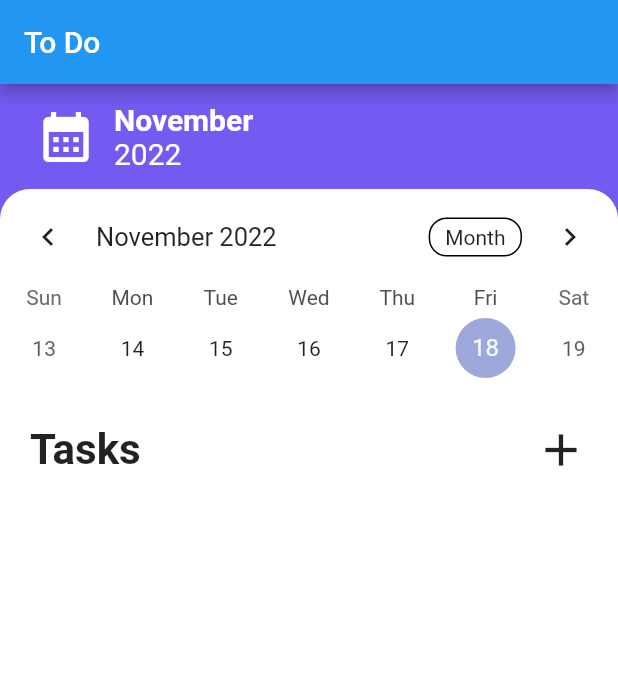
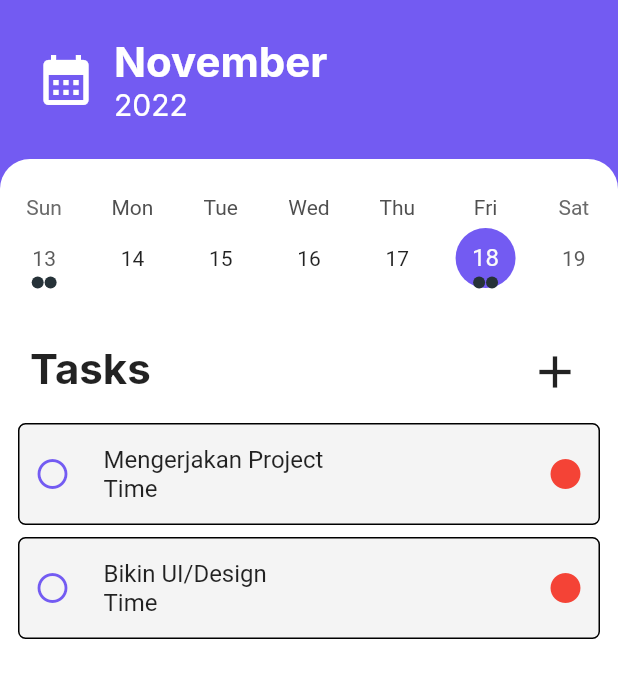
Before and after one commit to maodaaa/do-with-me, a Flutter app: the screen it shows after launch, on a phone screen of 412 x 824 dp. Shown: the top 678 px of the screen. Run offline on Flutter 3.47's test engine with Material 2 defaults, Android fonts, the phone set to English and light mode, and no system bars; drawn by our look-alikes of table_calendar; our stand-ins replace google_fonts.

Commit message:
Update Table Calendar

```diff
--- a/lib/main.dart
+++ b/lib/main.dart
@@ -1,7 +1,5 @@
 import 'package:flutter/material.dart';
-import 'package:table_calendar/table_calendar.dart';
-
-import '../utils.dart';
+import 'todo/todo_page.dart';
 
 void main() {
   runApp(const MyApp());
@@ -17,123 +15,7 @@ class MyApp extends StatelessWidget {
       theme: ThemeData(
         primarySwatch: Colors.blue,
       ),
-      home: StartPage(),
+      home: ToDoPage(),
     );
   }
 }
-
-class StartPage extends StatefulWidget {
-  @override
-  _StartPageState createState() => _StartPageState();
-}
-
-class _StartPageState extends State<StartPage> {
-  CalendarFormat _calendarFormat = CalendarFormat.week;
-  DateTime _focusedDay = DateTime.now();
-  DateTime? _selectedDay;
-
-  @override
-  Widget build(BuildContext context) {
-    return Scaffold(
-      appBar: AppBar(
-        title: Text('To Do'),
-      ),
-      backgroundColor: Color.fromARGB(255, 115, 91, 242),
-      body: Column(
-        children: [
-          const SizedBox(height: 12.0),
-          Row(
-            children: [
-              const SizedBox(width: 24),
-              const Icon(
-                Icons.calendar_month,
-                size: 40,
-                color: Colors.white,
-              ),
-              const SizedBox(width: 12),
-              Column(
-                crossAxisAlignment: CrossAxisAlignment.start,
-                children: const [
-                  Text(
-                    'November',
-                    style: TextStyle(
-                      fontSize: 20,
-                      fontWeight: FontWeight.bold,
-                      color: Colors.white,
-                    ),
-                  ),
-                  Text(
-                    '2022',
-                    style: TextStyle(
-                      fontSize: 20,
-                      color: Colors.white,
-                    ),
-                  ),
-                ],
-              ),
-            ],
-          ),
-          const SizedBox(height: 12),
-          Expanded(
-            child: Container(
-              decoration: const BoxDecoration(
-                color: Colors.white,
-                borderRadius: BorderRadius.only(
-                  topLeft: Radius.circular(20),
-                  topRight: Radius.circular(20)
-                ),
-              ),
-              child: Column(
-                children: [
-                  TableCalendar(
-                    firstDay: kFirstDay,
-                    lastDay: kLastDay,
-                    focusedDay: _focusedDay,
-                    calendarFormat: _calendarFormat,
-                    selectedDayPredicate: (day) {
-                      // Use `selectedDayPredicate` to determine which day is currently selected.
-                      // If this returns true, then `day` will be marked as selected.
-
-                      // Using `isSameDay` is recommended to disregard
-                      // the time-part of compared DateTime objects.
-                      return isSameDay(_selectedDay, day);
-                    },
-                    onDaySelected: (selectedDay, focusedDay) {
-                      if (!isSameDay(_selectedDay, selectedDay)) {
-                        // Call `setState()` when updating the selected day
-                        setState(() {
-                          _selectedDay = selectedDay;
-                          _focusedDay = focusedDay;
-                        });
-                      }
-                    },
-                  ),
-                  const SizedBox(height: 24),
-                  Row(
-                    mainAxisAlignment: MainAxisAlignment.spaceBetween,
-                    children: const [
-                      Padding(
-                        padding: EdgeInsets.only(left: 20),
-                        child: Text(
-                          'Tasks',
-                          style: TextStyle(
-                            fontWeight: FontWeight.bold,
-                            fontSize: 28,
-                          ),
-                        ),
-                      ),
-                      Padding(
-                        padding: EdgeInsets.only(right: 20),
-                        child: Icon(Icons.add, size: 36),
-                      )
-                    ],
-                  ),
-                ],
-              ),
-            ),
-          ),
-        ],
-      ),
-    );
-  }
-}
--- /dev/null
+++ b/lib/todo/todo_page.dart
@@ -0,0 +1,236 @@
+import 'package:do_with_me/style/colors.dart';
+import 'package:flutter/material.dart';
+import 'package:google_fonts/google_fonts.dart';
+import 'package:table_calendar/table_calendar.dart';
+import 'package:intl/intl.dart';
+
+import '../utils.dart';
+
+class ToDoPage extends StatefulWidget {
+  @override
+  _ToDoPageState createState() => _ToDoPageState();
+}
+
+class _ToDoPageState extends State<ToDoPage> {
+  late final ValueNotifier<List<Event>> _selectedEvents;
+  CalendarFormat _calendarFormat = CalendarFormat.week;
+  RangeSelectionMode _rangeSelectionMode = RangeSelectionMode.toggledOff;
+  DateTime _focusedDay = DateTime.now();
+  DateTime? _selectedDay;
+  DateTime? _rangeStart;
+  DateTime? _rangeEnd;
+
+  @override
+  void initState() {
+    super.initState();
+
+    _selectedDay = _focusedDay;
+    _selectedEvents = ValueNotifier(_getEventsForDay(_selectedDay!));
+  }
+
+  @override
+  void dispose() {
+    _selectedEvents.dispose();
+    super.dispose();
+  }
+
+  List<Event> _getEventsForDay(DateTime day) {
+    return kEvents[day] ?? [];
+  }
+
+  List<Event> _getEventsForRange(DateTime start, DateTime end) {
+    // Implementation example
+    final days = daysInRange(start, end);
+
+    return [
+      for (final d in days) ..._getEventsForDay(d),
+    ];
+  }
+
+  void _onDaySelected(DateTime selectedDay, DateTime focusedDay) {
+    if (!isSameDay(_selectedDay, selectedDay)) {
+      setState(() {
+        _selectedDay = selectedDay;
+        _focusedDay = focusedDay;
+        _rangeStart = null; // Important to clean those
+        _rangeEnd = null;
+        _rangeSelectionMode = RangeSelectionMode.toggledOff;
+      });
+
+      _selectedEvents.value = _getEventsForDay(selectedDay);
+    }
+  }
+
+  void _onRangeSelected(DateTime? start, DateTime? end, DateTime focusedDay) {
+    setState(() {
+      _selectedDay = null;
+      _focusedDay = focusedDay;
+      _rangeStart = start;
+      _rangeEnd = end;
+      _rangeSelectionMode = RangeSelectionMode.toggledOn;
+    });
+
+    // `start` or `end` could be null
+    if (start != null && end != null) {
+      _selectedEvents.value = _getEventsForRange(start, end);
+    } else if (start != null) {
+      _selectedEvents.value = _getEventsForDay(start);
+    } else if (end != null) {
+      _selectedEvents.value = _getEventsForDay(end);
+    }
+  }
+
+  @override
+  Widget build(BuildContext context) {
+    return Scaffold(
+      backgroundColor: kPurple,
+      body: Column(
+        children: [
+          const SizedBox(height: 24),
+          Row(
+            children: [
+              const SizedBox(width: 24),
+              const Icon(
+                Icons.calendar_month,
+                size: 40,
+                color: kWhite,
+              ),
+              const SizedBox(width: 12),
+              Column(
+                crossAxisAlignment: CrossAxisAlignment.start,
+                children: [
+                  Text(
+                    DateFormat.MMMM().format(kToday),
+                    style: GoogleFonts.inter(
+                      fontSize: 28,
+                      fontWeight: FontWeight.bold,
+                      color: kWhite,
+                    ),
+                  ),
+                  Text(
+                    DateFormat.y().format(kToday),
+                    style: GoogleFonts.inter(
+                      fontSize: 20,
+                      color: kWhite,
+                    ),
+                  ),
+                ],
+              ),
+            ],
+          ),
+          const SizedBox(height: 24),
+          Expanded(
+            child: Container(
+              decoration: const BoxDecoration(
+                color: kWhite,
+                borderRadius: BorderRadius.only(
+                  topLeft: Radius.circular(20),
+                  topRight: Radius.circular(20)
+                ),
+              ),
+              child: Column(
+                children: [
+                  Padding(
+                    padding: const EdgeInsets.only(top: 24),
+                    child: TableCalendar<Event>(
+                      calendarStyle: const CalendarStyle(
+                        selectedDecoration: BoxDecoration(
+                          color: kPurple,
+                          shape: BoxShape.circle,
+                        ),
+                        todayDecoration: BoxDecoration(
+                          color: kSoftBlue,
+                          shape: BoxShape.circle,
+                        ),
+                      ),
+                      headerVisible: false,
+                      availableGestures: AvailableGestures.none,
+                      firstDay: kFirstDay,
+                      lastDay: kLastDay,
+                      focusedDay: _focusedDay,
+                      calendarFormat: _calendarFormat,
+                      selectedDayPredicate: (day) => isSameDay(_selectedDay, day),
+                      rangeStartDay: _rangeStart,
+                      rangeEndDay: _rangeEnd,
+                      rangeSelectionMode: _rangeSelectionMode,
+                      eventLoader: _getEventsForDay,
+                      onDaySelected: _onDaySelected,
+                      onRangeSelected: _onRangeSelected,
+                    ),
+                  ),
+                  const SizedBox(height: 24),
+                  Row(
+                    mainAxisAlignment: MainAxisAlignment.spaceBetween,
+                    children: [
+                      Padding(
+                        padding: const EdgeInsets.only(left: 20),
+                        child: Text(
+                          'Tasks',
+                          style: GoogleFonts.inter(
+                            fontWeight: FontWeight.bold,
+                            fontSize: 28,
+                          ),
+                        ),
+                      ),
+                      Padding(
+                        padding: const EdgeInsets.only(right: 20),
+                        child: IconButton(
+                          icon: const Icon(Icons.add, size: 36),
+                          onPressed: () {
+                            print('Testing onPressed');
+                          }
+                        ),
+                      ),
+                    ],
+                  ),
+                  const SizedBox(height: 8),
+                  Expanded(
+                    child: ValueListenableBuilder<List<Event>>(
+                      valueListenable: _selectedEvents,
+                      builder: (context, value, _) {
+                        return ListView.builder(
+                          itemCount: value.length,
+                          itemBuilder: (context, index) {
+                            return Container(
+                              margin: const EdgeInsets.symmetric(
+                                horizontal: 12.0,
+                                vertical: 4.0,
+                              ),
+                              decoration: BoxDecoration(
+                                color: kGrey,
+                                border: Border.all(),
+                                borderRadius: BorderRadius.circular(5.0),
+                              ),
+                              child: ListTile(
+                                contentPadding: const EdgeInsets.symmetric(vertical: 5),
+                                leading: const Padding(
+                                  padding: EdgeInsets.only(left: 10),
+                                  child: Icon(Icons.circle_outlined, color: kPurple),
+                                ),
+                                title: Column(
+                                  crossAxisAlignment: CrossAxisAlignment.start,
+                                  children: [
+                                    Text('${value[index]}'),
+                                    const Text('Time'),
+                                  ],
+                                ),
+                                trailing: const Padding(
+                                  padding: EdgeInsets.only(right: 10),
+                                  child: Icon(Icons.circle, color: Colors.red)
+                                ),
+                              ),
+                            );
+                          },
+                        );
+                      },
+                    ),
+                  ),
+                ],
+              ),
+            ),
+          ),
+        ],
+      ),
+    );
+  }
+}
--- a/lib/utils.dart
+++ b/lib/utils.dart
@@ -1,6 +1,3 @@
-// Copyright 2019 Aleksander Woźniak
-// SPDX-License-Identifier: Apache-2.0
-
 import 'dart:collection';
 
 import 'package:table_calendar/table_calendar.dart';
@@ -18,34 +15,34 @@ class Event {
 /// Example events.
 ///
 /// Using a [LinkedHashMap] is highly recommended if you decide to use a map.
-// final kEvents = LinkedHashMap<DateTime, List<Event>>(
-//   equals: isSameDay,
-//   hashCode: getHashCode,
-// )..addAll(_kEventSource);
+final kEvents = LinkedHashMap<DateTime, List<Event>>(
+  equals: isSameDay,
+  hashCode: getHashCode,
+)..addAll(_kEventSource);
 
-// final _kEventSource = Map.fromIterable(List.generate(50, (index) => index),
-//     key: (item) => DateTime.utc(kFirstDay.year, kFirstDay.month, item * 5),
-//     value: (item) => List.generate(
-//         item % 4 + 1, (index) => Event('Event $item | ${index + 1}')))
-//   ..addAll({
-//     kToday: [
-//       Event('Today\'s Event 1'),
-//       Event('Today\'s Event 2'),
-//     ],
-//   });
+final _kEventSource = Map.fromIterable(List.generate(50, (index) => index),
+    key: (item) => DateTime.utc(kFirstDay.year, kFirstDay.month, item * 5),
+    value: (item) => List.generate(
+        item % 4 + 1, (index) => Event('Event $item | ${index + 1}')))
+  ..addAll({
+    kToday: [
+      const Event('Mengerjakan Project'),
+      const Event('Bikin UI/Design'),
+    ],
+  });
 
-// int getHashCode(DateTime key) {
-//   return key.day * 1000000 + key.month * 10000 + key.year;
-// }
+int getHashCode(DateTime key) {
+  return key.day * 1000000 + key.month * 10000 + key.year;
+}
 
-// /// Returns a list of [DateTime] objects from [first] to [last], inclusive.
-// List<DateTime> daysInRange(DateTime first, DateTime last) {
-//   final dayCount = last.difference(first).inDays + 1;
-//   return List.generate(
-//     dayCount,
-//     (index) => DateTime.utc(first.year, first.month, first.day + index),
-//   );
-// }
+/// Returns a list of [DateTime] objects from [first] to [last], inclusive.
+List<DateTime> daysInRange(DateTime first, DateTime last) {
+  final dayCount = last.difference(first).inDays + 1;
+  return List.generate(
+    dayCount,
+    (index) => DateTime.utc(first.year, first.month, first.day + index),
+  );
+}
 
 final kToday = DateTime.now();
 final kFirstDay = DateTime(kToday.year, kToday.month - 3, kToday.day);
--- a/pubspec.yaml
+++ b/pubspec.yaml
@@ -15,6 +15,7 @@ dependencies:
 
   cupertino_icons: ^1.0.2
   table_calendar: ^3.0.8
+  google_fonts: ^3.0.1
 
 dev_dependencies:
   flutter_test:
```
Also changed, not shown: lib/style/colors.dart (added, +24 -0 lines), lib/style/text_style.dart (added, +16 -0 lines), pubspec.lock, 1 other file.
